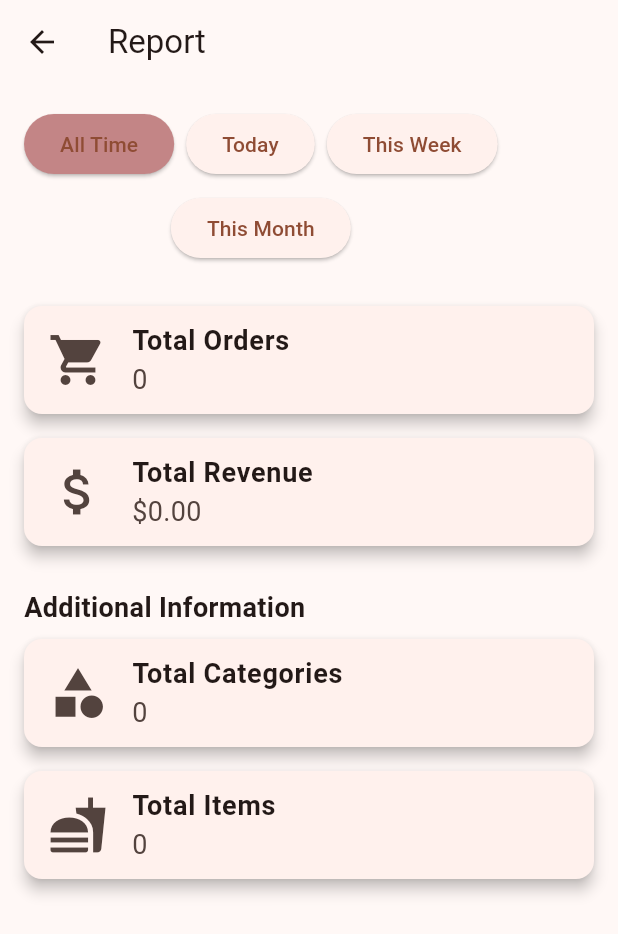
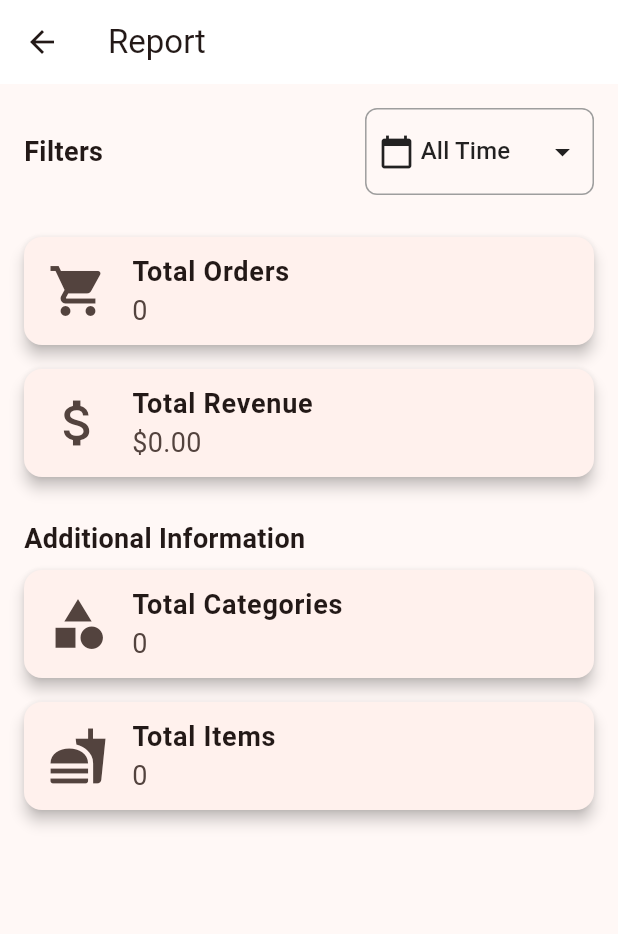
Before and after one commit to xinz02/CareSync, a Flutter app: the AdminReportPage screen opened directly, on a phone screen of 412 x 824 dp. Shown: the top 934 px of the screen. Run offline on Flutter 3.47's test engine with Material 3 defaults, Android fonts, the phone set to English and light mode, and no system bars; our stand-ins replace badges, cloud_firestore, firebase_auth, firebase_core, firebase_storage, go_router and 3 more; accounts and stored records are empty.

Commit message:
report with filter

```diff
--- a/lib/admin/admin_report.dart
+++ b/lib/admin/admin_report.dart
@@ -20,6 +20,7 @@ class _AdminReportPageState extends State<AdminReportPage> {
   double totalRevenue = 0.0;
   double totalRevenueToday = 0.0;
   String selectedFilter = 'All Time';
+  List<String> filters = ['All Time', 'Today', 'This Week', 'This Month'];
 
   @override
   void initState() {
@@ -99,18 +100,6 @@ class _AdminReportPageState extends State<AdminReportPage> {
     });
   }
 
-  Widget _buildFilterButton(String text, String filter) {
-    return ElevatedButton(
-      onPressed: () {
-        fetchOrdersForTimeFrame(filter);
-      },
-      style: ElevatedButton.styleFrom(
-        backgroundColor: selectedFilter == filter ? const Color.fromARGB(255, 195, 133, 134) : null, // Highlight selected button
-      ),
-      child: Text(text),
-    );
-  }
-
   Widget _buildStatCard(String title, String value, IconData icon, VoidCallback onTap) {
     return Card(
       elevation: 4.0,
@@ -137,28 +126,62 @@ class _AdminReportPageState extends State<AdminReportPage> {
     return Scaffold(
       appBar: AppBar(
         title: Text('Report'),
+        centerTitle: false,
+        elevation: 0,
+        backgroundColor: Colors.white,
       ),
       body: Padding(
         padding: const EdgeInsets.all(16.0),
-        child: SingleChildScrollView(
         child: Column(
           crossAxisAlignment: CrossAxisAlignment.start,
           children: [
-              Wrap(
-                spacing: 8.0,
-                runSpacing: 8.0,
-                alignment: WrapAlignment.center,
+            Row(
+              mainAxisAlignment: MainAxisAlignment.spaceBetween,
               children: [
-                  _buildFilterButton('All Time', 'All Time'),
-                  _buildFilterButton('Today', 'Today'),
-                  _buildFilterButton('This Week', 'This Week'),
-                  _buildFilterButton('This Month', 'This Month'),
+                Text(
+                  'Filters',
+                  style: TextStyle(fontSize: 18.0, fontWeight: FontWeight.bold),
+                ),
+                Container(
+                  padding: EdgeInsets.symmetric(horizontal: 8.0, vertical: 4.0),
+                  decoration: BoxDecoration(
+                    border: Border.all(color: Colors.grey),
+                    borderRadius: BorderRadius.circular(8.0),
+                  ),
+                  child: Row(
+                    children: [
+                      Icon(Icons.calendar_today, color: Colors.black87),
+                      SizedBox(width: 4.0),
+                      DropdownButton<String>(
+                        value: selectedFilter,
+                        onChanged: (String? newValue) {
+                          if (newValue != null) {
+                            fetchOrdersForTimeFrame(newValue);
+                          }
+                        },
+                        items: filters.map<DropdownMenuItem<String>>((String value) {
+                          return DropdownMenuItem<String>(
+                            value: value,
+                            child: Text(
+                              value,
+                              style: TextStyle(color: Colors.black87),
+                            ),
+                          );
+                        }).toList(),
+                        underline: Container(),
+                        icon: Icon(Icons.arrow_drop_down, color: Colors.black87),
+                      ),
+                    ],
+                  ),
+                ),
               ],
             ),
             SizedBox(height: 20),
             _buildStatCard(
               'Total Orders',
-                selectedFilter == 'All Time' ? '$totalOrders' : (selectedFilter == 'Today' ? '$totalOrdersToday' : '$totalOrders'),
+              selectedFilter == 'All Time'
+                  ? '$totalOrders'
+                  : (selectedFilter == 'Today' ? '$totalOrdersToday' : '$totalOrders'),
               Icons.shopping_cart,
               () {
                 Navigator.push(
@@ -169,7 +192,11 @@ class _AdminReportPageState extends State<AdminReportPage> {
             ),
             _buildStatCard(
               'Total Revenue',
-                selectedFilter == 'All Time' ? '\$${totalRevenue.toStringAsFixed(2)}' : (selectedFilter == 'Today' ? '\$${totalRevenueToday.toStringAsFixed(2)}' : '\$${totalRevenue.toStringAsFixed(2)}'),
+              selectedFilter == 'All Time'
+                  ? '\$${totalRevenue.toStringAsFixed(2)}'
+                  : (selectedFilter == 'Today'
+                      ? '\$${totalRevenueToday.toStringAsFixed(2)}'
+                      : '\$${totalRevenue.toStringAsFixed(2)}'),
               Icons.attach_money,
               () {
                 // No action needed for revenue stat card
@@ -205,7 +232,6 @@ class _AdminReportPageState extends State<AdminReportPage> {
           ],
         ),
       ),
-      ),
     );
   }
 }
```
Lines whose indentation alone changed are shown as unchanged.
